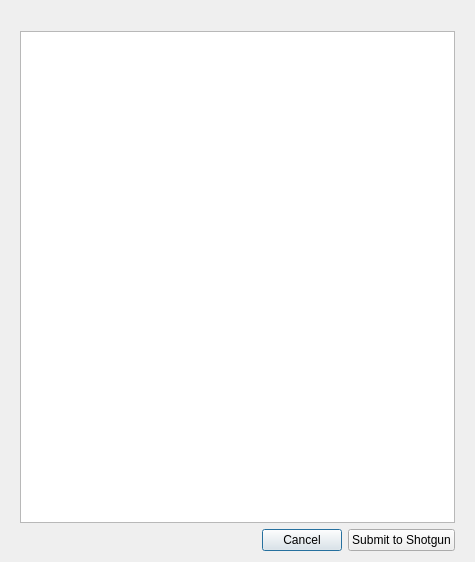
Old version of the form resources/submit_dialog.ui in the repository chamaeleon-dv/tk-flame-review.
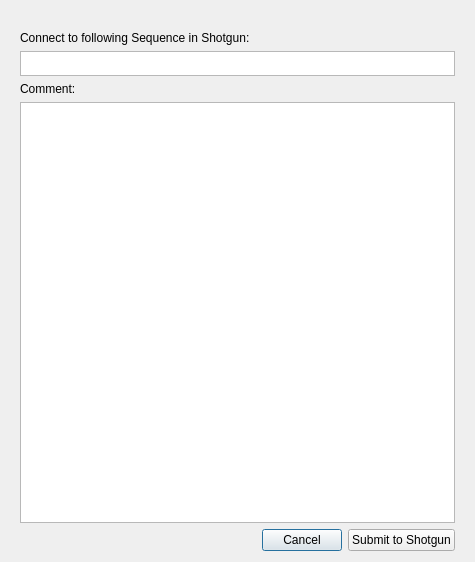
New version of the form. Icons and pictures are not drawn.

Commit message: First test with Dialog to enter a Custom Sequence name on Submit to Shotgun.

The edit to the form file:
```diff
--- a/resources/submit_dialog.ui
+++ b/resources/submit_dialog.ui
@@ -30,6 +30,36 @@
      </property>
     </widget>
    </item>
+   <item>
+    <widget class="QLabel" name="label_2">
+     <property name="text">
+      <string>Connect to following Sequence in Shotgun:</string>
+     </property>
+    </widget>
+   </item>
+   <item>
+    <widget class="QPlainTextEdit" name="shotgun_sequencename">
+     <property name="minimumSize">
+      <size>
+       <width>0</width>
+       <height>25</height>
+      </size>
+     </property>
+     <property name="maximumSize">
+      <size>
+       <width>16777215</width>
+       <height>25</height>
+      </size>
+     </property>
+    </widget>
+   </item>
+   <item>
+    <widget class="QLabel" name="label_3">
+     <property name="text">
+      <string>Comment:</string>
+     </property>
+    </widget>
+   </item>
    <item>
     <widget class="QPlainTextEdit" name="comments">
      <property name="minimumSize">
```
Left out of the diff: 3 changed lines with no effect on the pictures. The commit also changes 23 other files.
